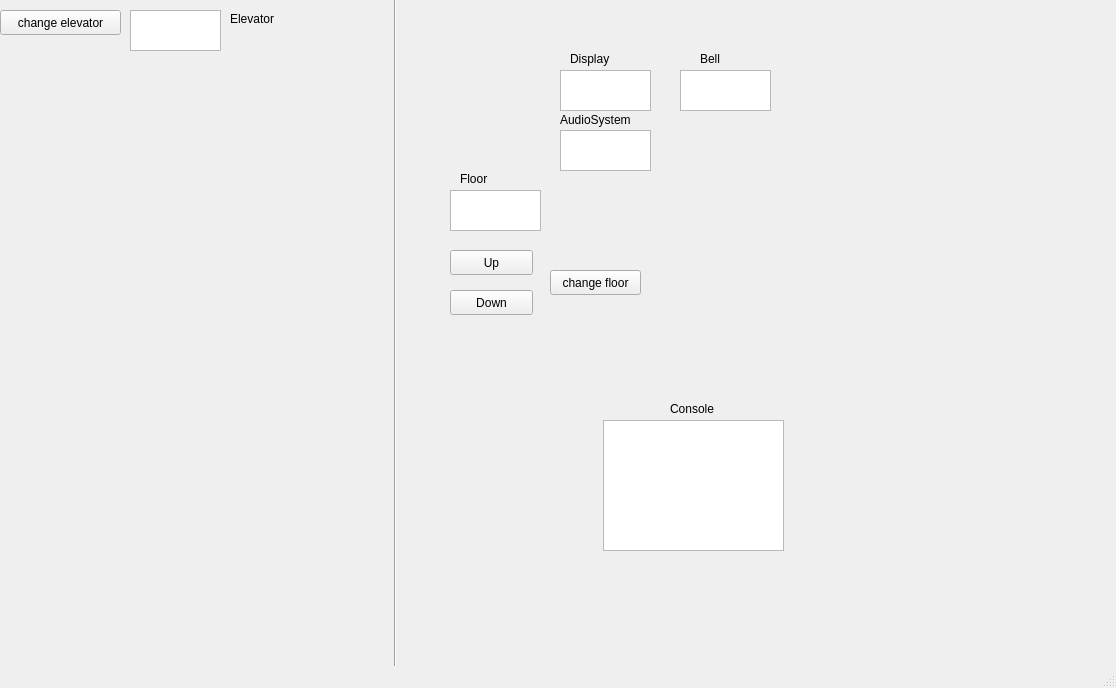
The window that mainwindow.ui (Kaibbage/Elevator-Simulation) describes before a commit, drawn with Qt 5.
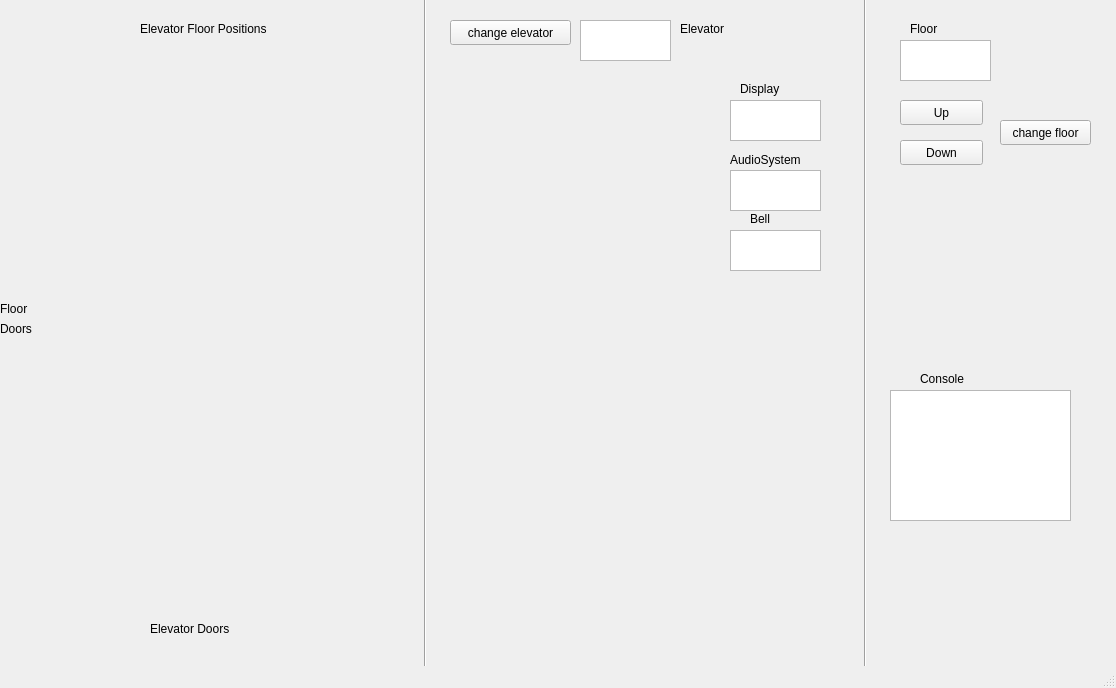
The same window after the commit.

Commit message: finished complete prototype, maybe need to move things around?

The edit to the form file:
```diff
--- a/mainwindow.ui
+++ b/mainwindow.ui
@@ -17,8 +17,8 @@
    <widget class="QPlainTextEdit" name="plainTextEdit">
     <property name="geometry">
      <rect>
-      <x>603</x>
-      <y>420</y>
+      <x>890</x>
+      <y>390</y>
       <width>181</width>
       <height>131</height>
      </rect>
@@ -27,8 +27,8 @@
    <widget class="QPushButton" name="upButton">
     <property name="geometry">
      <rect>
-      <x>450</x>
-      <y>250</y>
+      <x>900</x>
+      <y>100</y>
       <width>83</width>
       <height>25</height>
      </rect>
@@ -40,8 +40,8 @@
    <widget class="QPushButton" name="downButton">
     <property name="geometry">
      <rect>
-      <x>450</x>
-      <y>290</y>
+      <x>900</x>
+      <y>140</y>
       <width>83</width>
       <height>25</height>
      </rect>
@@ -53,8 +53,8 @@
    <widget class="QTextBrowser" name="displayTextBrowser">
     <property name="geometry">
      <rect>
-      <x>560</x>
-      <y>70</y>
+      <x>730</x>
+      <y>100</y>
       <width>91</width>
       <height>41</height>
      </rect>
@@ -63,8 +63,8 @@
    <widget class="QTextBrowser" name="bellTextBrowser">
     <property name="geometry">
      <rect>
-      <x>680</x>
-      <y>70</y>
+      <x>730</x>
+      <y>230</y>
       <width>91</width>
       <height>41</height>
      </rect>
@@ -73,8 +73,8 @@
    <widget class="QTextBrowser" name="audioTextBrowser">
     <property name="geometry">
      <rect>
-      <x>560</x>
-      <y>130</y>
+      <x>730</x>
+      <y>170</y>
       <width>91</width>
       <height>41</height>
      </rect>
@@ -83,8 +83,8 @@
    <widget class="QTextBrowser" name="selectedFloorOnGUI">
     <property name="geometry">
      <rect>
-      <x>450</x>
-      <y>190</y>
+      <x>900</x>
+      <y>40</y>
       <width>91</width>
       <height>41</height>
      </rect>
@@ -93,8 +93,8 @@
    <widget class="QPushButton" name="changeFloorButton">
     <property name="geometry">
      <rect>
-      <x>550</x>
-      <y>270</y>
+      <x>1000</x>
+      <y>120</y>
       <width>91</width>
       <height>25</height>
      </rect>
@@ -106,8 +106,8 @@
    <widget class="QPushButton" name="changeElevatorButton">
     <property name="geometry">
      <rect>
-      <x>0</x>
-      <y>10</y>
+      <x>450</x>
+      <y>20</y>
       <width>121</width>
       <height>25</height>
      </rect>
@@ -119,8 +119,8 @@
    <widget class="QTextBrowser" name="selectedElevatorOnGUI">
     <property name="geometry">
      <rect>
-      <x>130</x>
-      <y>10</y>
+      <x>580</x>
+      <y>20</y>
       <width>91</width>
       <height>41</height>
      </rect>
@@ -129,7 +129,7 @@
    <widget class="Line" name="line">
     <property name="geometry">
      <rect>
-      <x>370</x>
+      <x>400</x>
       <y>-60</y>
       <width>51</width>
       <height>751</height>
@@ -142,8 +142,8 @@
    <widget class="QLabel" name="label">
     <property name="geometry">
      <rect>
-      <x>570</x>
-      <y>50</y>
+      <x>740</x>
+      <y>80</y>
       <width>62</width>
       <height>17</height>
      </rect>
@@ -155,8 +155,8 @@
    <widget class="QLabel" name="label_2">
     <property name="geometry">
      <rect>
-      <x>700</x>
-      <y>50</y>
+      <x>750</x>
+      <y>210</y>
       <width>62</width>
       <height>17</height>
      </rect>
@@ -168,8 +168,8 @@
    <widget class="QLabel" name="label_3">
     <property name="geometry">
      <rect>
-      <x>560</x>
-      <y>110</y>
+      <x>730</x>
+      <y>150</y>
       <width>111</width>
       <height>20</height>
      </rect>
@@ -181,8 +181,8 @@
    <widget class="QLabel" name="label_4">
     <property name="geometry">
      <rect>
-      <x>670</x>
-      <y>400</y>
+      <x>920</x>
+      <y>370</y>
       <width>62</width>
       <height>17</height>
      </rect>
@@ -194,8 +194,8 @@
    <widget class="QLabel" name="label_5">
     <property name="geometry">
      <rect>
-      <x>230</x>
-      <y>10</y>
+      <x>680</x>
+      <y>20</y>
       <width>62</width>
       <height>17</height>
      </rect>
@@ -207,8 +207,8 @@
    <widget class="QLabel" name="label_6">
     <property name="geometry">
      <rect>
-      <x>460</x>
-      <y>170</y>
+      <x>910</x>
+      <y>20</y>
       <width>62</width>
       <height>17</height>
      </rect>
@@ -217,6 +217,71 @@
      <string>Floor</string>
     </property>
    </widget>
+   <widget class="QLabel" name="label_7">
+    <property name="geometry">
+     <rect>
+      <x>140</x>
+      <y>20</y>
+      <width>201</width>
+      <height>17</height>
+     </rect>
+    </property>
+    <property name="text">
+     <string>Elevator Floor Positions</string>
+    </property>
+   </widget>
+   <widget class="Line" name="line_2">
+    <property name="geometry">
+     <rect>
+      <x>840</x>
+      <y>-10</y>
+      <width>51</width>
+      <height>751</height>
+     </rect>
+    </property>
+    <property name="orientation">
+     <enum>Qt::Vertical</enum>
+    </property>
+   </widget>
+   <widget class="QLabel" name="label_8">
+    <property name="geometry">
+     <rect>
+      <x>150</x>
+      <y>620</y>
+      <width>111</width>
+      <height>17</height>
+     </rect>
+    </property>
+    <property name="text">
+     <string>Elevator Doors</string>
+    </property>
+   </widget>
+   <widget class="QLabel" name="label_9">
+    <property name="geometry">
+     <rect>
+      <x>0</x>
+      <y>300</y>
+      <width>111</width>
+      <height>17</height>
+     </rect>
+    </property>
+    <property name="text">
+     <string>Floor</string>
+    </property>
+   </widget>
+   <widget class="QLabel" name="label_10">
+    <property name="geometry">
+     <rect>
+      <x>0</x>
+      <y>320</y>
+      <width>111</width>
+      <height>17</height>
+     </rect>
+    </property>
+    <property name="text">
+     <string>Doors</string>
+    </property>
+   </widget>
   </widget>
   <widget class="QMenuBar" name="menubar">
    <property name="geometry">
```
The commit also changes 2 other files.
